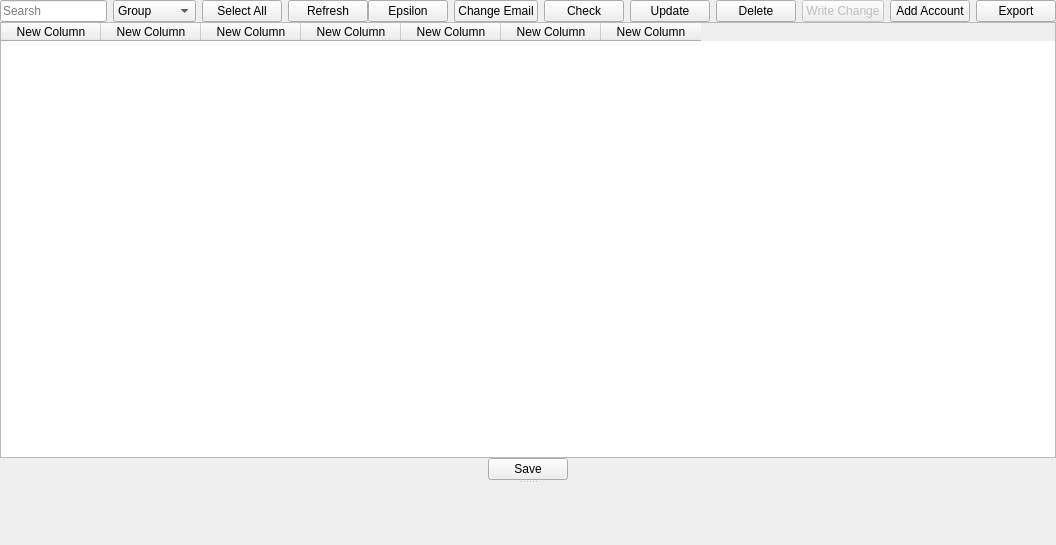
First picture: the form in ui/facebook/Manger_face.ui, repository kreemkhaled112/GUI, before the edit.
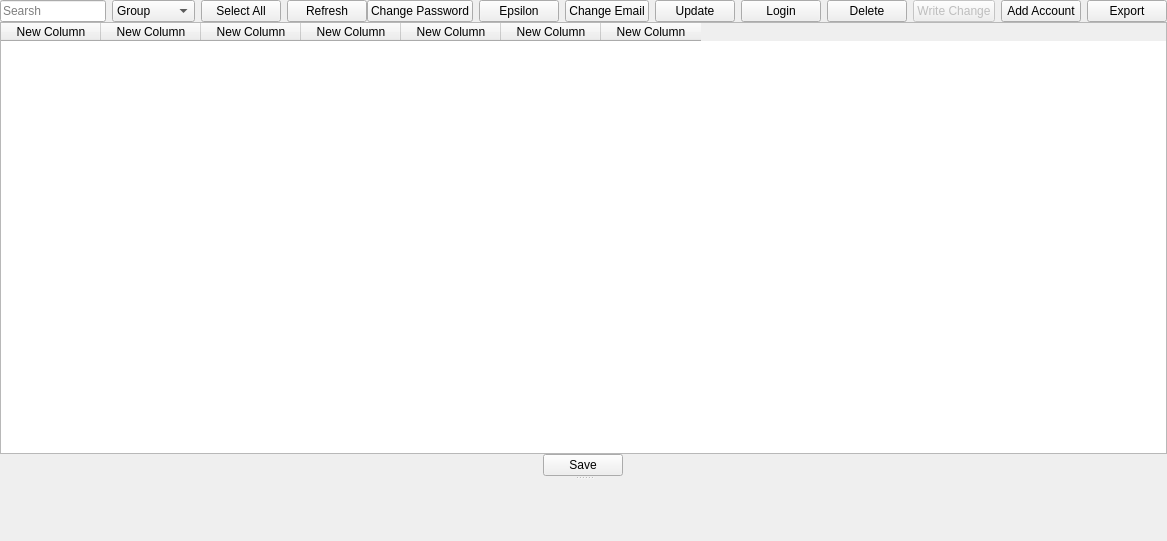
Second picture: the form after the edit.

```diff
--- a/ui/facebook/Manger_face.ui
+++ b/ui/facebook/Manger_face.ui
@@ -9,8 +9,8 @@
    <rect>
     <x>0</x>
     <y>0</y>
-    <width>1056</width>
-    <height>545</height>
+    <width>1167</width>
+    <height>541</height>
    </rect>
   </property>
   <property name="windowTitle">
@@ -189,6 +189,21 @@
              <property name="bottomMargin">
               <number>0</number>
              </property>
+             <item>
+              <widget class="QPushButton" name="Change_Password">
+               <property name="styleSheet">
+                <string notr="true">QPushButton:checked{
+background-color: rgb(255, 0, 0);
+}</string>
+               </property>
+               <property name="text">
+                <string>Change Password</string>
+               </property>
+               <property name="checkable">
+                <bool>true</bool>
+               </property>
+              </widget>
+             </item>
              <item>
               <widget class="QPushButton" name="Epsilon">
                <property name="minimumSize">
@@ -263,7 +278,7 @@
 }</string>
                </property>
                <property name="text">
-                <string>Check</string>
+                <string>Update</string>
                </property>
                <property name="checkable">
                 <bool>true</bool>
@@ -291,7 +306,7 @@
 </string>
                </property>
                <property name="text">
-                <string>Update</string>
+                <string>Login</string>
                </property>
                <property name="checkable">
                 <bool>true</bool>
```
Left out of the diff: 4 changed lines with no effect on the pictures.
